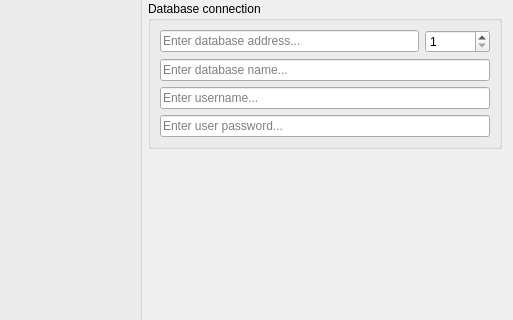
Above: Apps/ControlWindow/src/gui/widgets/aimanagerservicewidget.ui from VinTRiZz/ProjectAgency before the change; both pictures show x 224 to 737 and y 89 to 409 of the 737 by 498 pixel window. Below: the same form after it.
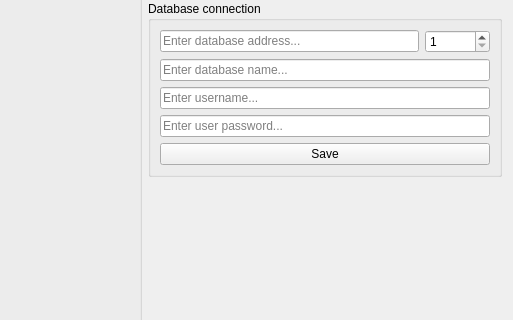
That is the form after the change. Custom widgets are drawn as their Qt base class.

```diff
--- a/Apps/ControlWindow/src/gui/widgets/aimanagerservicewidget.ui
+++ b/Apps/ControlWindow/src/gui/widgets/aimanagerservicewidget.ui
@@ -186,6 +186,13 @@
         </property>
        </widget>
       </item>
+      <item>
+       <widget class="QPushButton" name="pushButtonSaveDBConfig">
+        <property name="text">
+         <string>Save</string>
+        </property>
+       </widget>
+      </item>
      </layout>
     </widget>
    </item>
```
Left out of the diff: 6 changed lines with no effect on the pictures.
